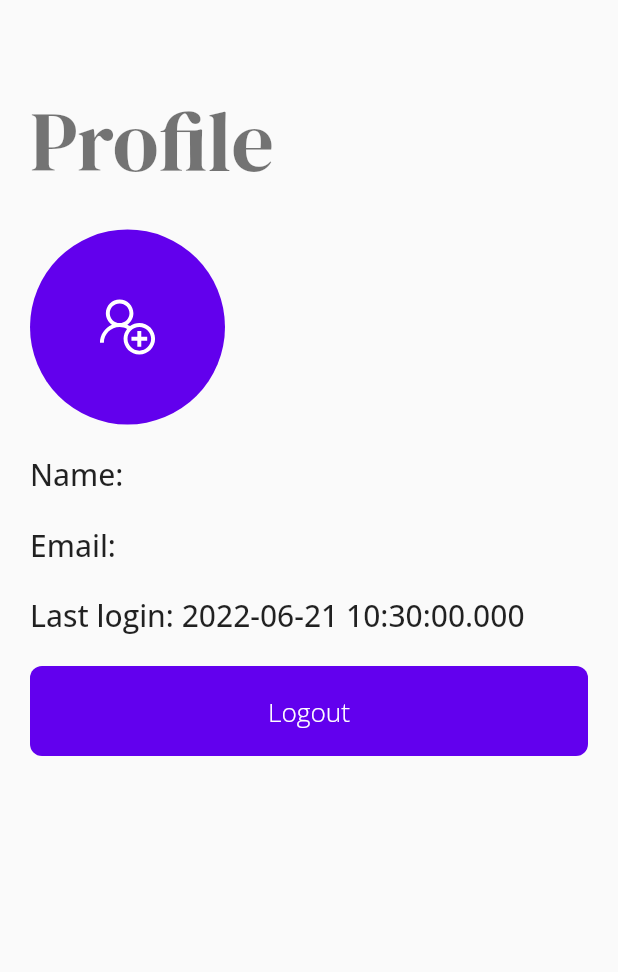
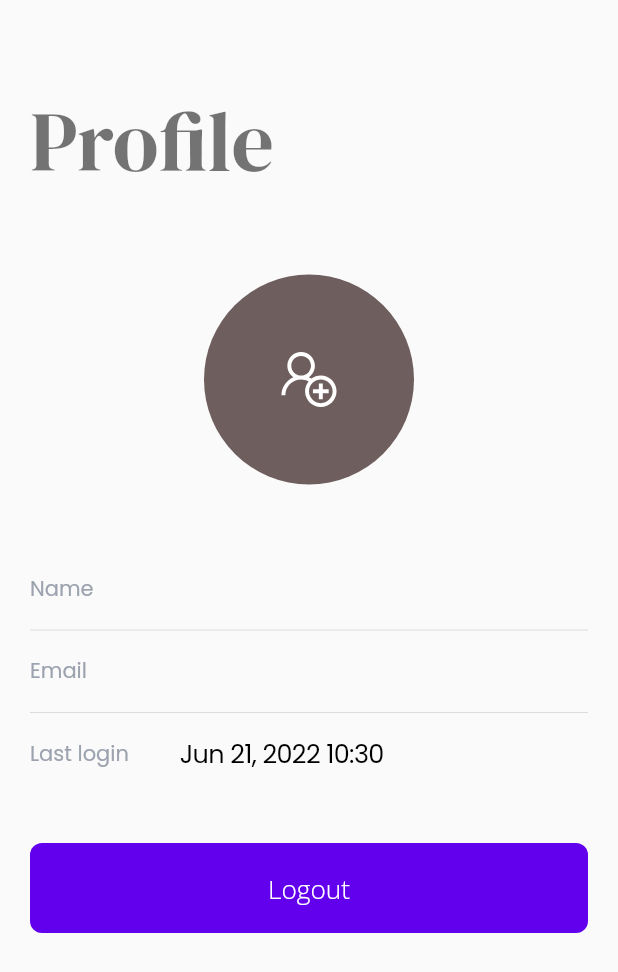
Before and after one commit to gaganyadav80/givtimer, a Flutter app: the ProfilePage screen opened by its route, on a phone screen of 412 x 824 dp. Shown: the top 972 px of the screen. Run offline on Flutter 3.47's test engine with Material 2 defaults, Android fonts, the light colour scheme and no system bars; drawn by our look-alikes of widget_circular_animator; our stand-ins replace bloc, cached_network_image, equatable, firebase_auth, firebase_core, fl_chart and 15 more; missing offline and left inert: firebase_auth_platform_interface, flow_builder, neon_circular_timer, very_good_analysis; accounts and stored records are empty; generated files the repository leaves out were written again; statements that could not run were skipped.

Commit message:
feat: improve profile ui

```diff
--- a/lib/pages/chart/widgets/activity_chart_page.dart
+++ b/lib/pages/chart/widgets/activity_chart_page.dart
@@ -1,5 +1,3 @@
-import 'dart:developer';
-
 import 'package:fl_chart/fl_chart.dart';
 import 'package:flutter/material.dart';
 import 'package:givtimer/data/data.dart';
--- a/lib/pages/settings/views/profile_page.dart
+++ b/lib/pages/settings/views/profile_page.dart
@@ -1,3 +1,4 @@
+import 'package:flutter/cupertino.dart';
 import 'package:flutter/material.dart';
 import 'package:flutter_bloc/flutter_bloc.dart';
 import 'package:givtimer/logic/logic.dart';
@@ -6,12 +7,15 @@ import 'package:givtimer/utils/utils.dart';
 import 'package:givtimer/widgets/widgets.dart';
 import 'package:go_router/go_router.dart';
 import 'package:google_fonts/google_fonts.dart';
+import 'package:velocity_x/velocity_x.dart';
 
 class ProfilePage extends StatelessWidget {
   const ProfilePage({Key? key}) : super(key: key);
 
   @override
   Widget build(BuildContext context) {
+    final user = context.read<AppBloc>().state.user;
+
     return Scaffold(
       appBar: AppBar(),
       body: SingleChildScrollView(
@@ -29,26 +33,56 @@ class ProfilePage extends StatelessWidget {
               const VSpace(20),
               const UserAvatar(),
               const VSpace(20),
-              Text(
-                'Name: ${context.read<AppBloc>().state.user.name}',
-                style: Theme.of(context).textTheme.titleLarge,
-              ),
-              const VSpace(20),
-              Text(
-                'Email: ${context.read<AppBloc>().state.user.email}',
-                style: Theme.of(context).textTheme.titleLarge,
-              ),
-              const VSpace(20),
-              Text(
-                'Last login: ${context.read<AppBloc>().state.user.lastLoginAt}',
-                style: Theme.of(context).textTheme.titleLarge,
-              ),
-              const VSpace(20),
+              DetailTile(title: 'Name', text: user.name!),
+              const Divider(),
+              DetailTile(title: 'Email', text: user.email!),
+              const Divider(),
+              DetailTile(title: 'Last login', text: user.lastLoginAt!.format()),
+              const VSpace(40),
               _LogoutButton(),
             ],
           ),
         ),
       ),
+    );
+  }
+}
+
+class DetailTile extends StatelessWidget {
+  const DetailTile({
+    Key? key,
+    required this.title,
+    required this.text,
+  }) : super(key: key);
+
+  final String title;
+  final String text;
+
+  @override
+  Widget build(BuildContext context) {
+    return Row(
+      children: [
+        Expanded(
+          child: title.text.gray400
+              .textStyle(
+                GoogleFonts.poppins(
+                  fontWeight: FontWeight.w400,
+                ),
+              )
+              .make(),
+        ),
+        Expanded(
+          flex: 3,
+          child: CupertinoTextField.borderless(
+            readOnly: true,
+            placeholder: text,
+            placeholderStyle: GoogleFonts.poppins(
+              color: Colors.black,
+              fontWeight: FontWeight.w400,
+            ),
+          ),
+        ),
+      ],
     );
   }
 }
--- a/lib/pages/settings/widgets/user_avatar.dart
+++ b/lib/pages/settings/widgets/user_avatar.dart
@@ -2,10 +2,10 @@ import 'package:cached_network_image/cached_network_image.dart';
 import 'package:flutter/material.dart';
 import 'package:flutter_bloc/flutter_bloc.dart';
 import 'package:givtimer/logic/logic.dart';
-import 'package:givtimer/theme.dart';
 import 'package:givtimer/utils/utils.dart';
 import 'package:google_fonts/google_fonts.dart';
 import 'package:line_icons/line_icons.dart';
+import 'package:widget_circular_animator/widget_circular_animator.dart';
 
 class UserAvatar extends StatelessWidget {
   const UserAvatar({Key? key}) : super(key: key);
@@ -15,9 +15,10 @@ class UserAvatar extends StatelessWidget {
     return BlocBuilder<AppBloc, AppState>(
       buildWhen: (previous, current) => previous.user != current.user,
       builder: (context, state) {
-        return CircleAvatar(
+        return WidgetCircularAnimator(
+          child: CircleAvatar(
             radius: 65,
-          backgroundColor: kPurpleColor,
+            backgroundColor: const Color(0xff6e5e5d),
             child: Material(
               shape: const CircleBorder(),
               clipBehavior: Clip.hardEdge,
@@ -46,6 +47,7 @@ class UserAvatar extends StatelessWidget {
                       : CachedNetworkImage(
                           imageUrl: state.user.photo!,
                           filterQuality: FilterQuality.high,
+                        ),
                 ),
               ),
             ),
--- a/pubspec.yaml
+++ b/pubspec.yaml
@@ -44,6 +44,7 @@ dependencies:
   velocity_x: ^3.5.1
   very_good_analysis: ^3.0.0
   wave: ^0.2.0
+  widget_circular_animator: ^1.0.0
 
 dev_dependencies:
   build_runner: ^2.1.11
```
Also changed, not shown: pubspec.lock. Lines whose indentation alone changed are shown as unchanged.
